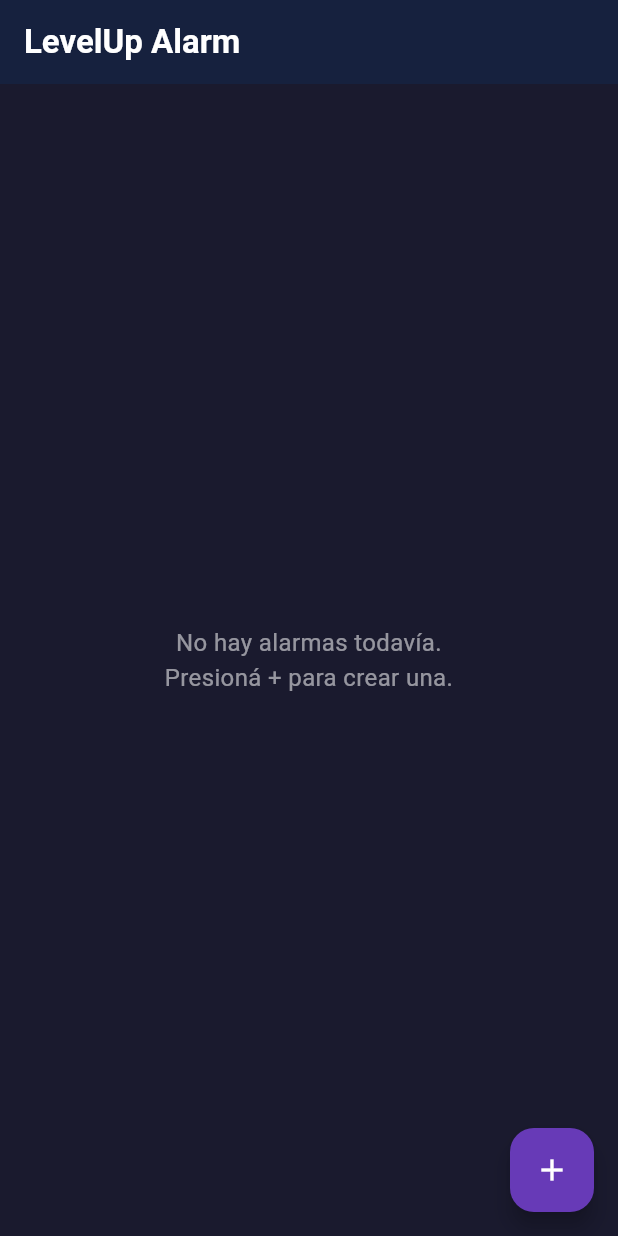
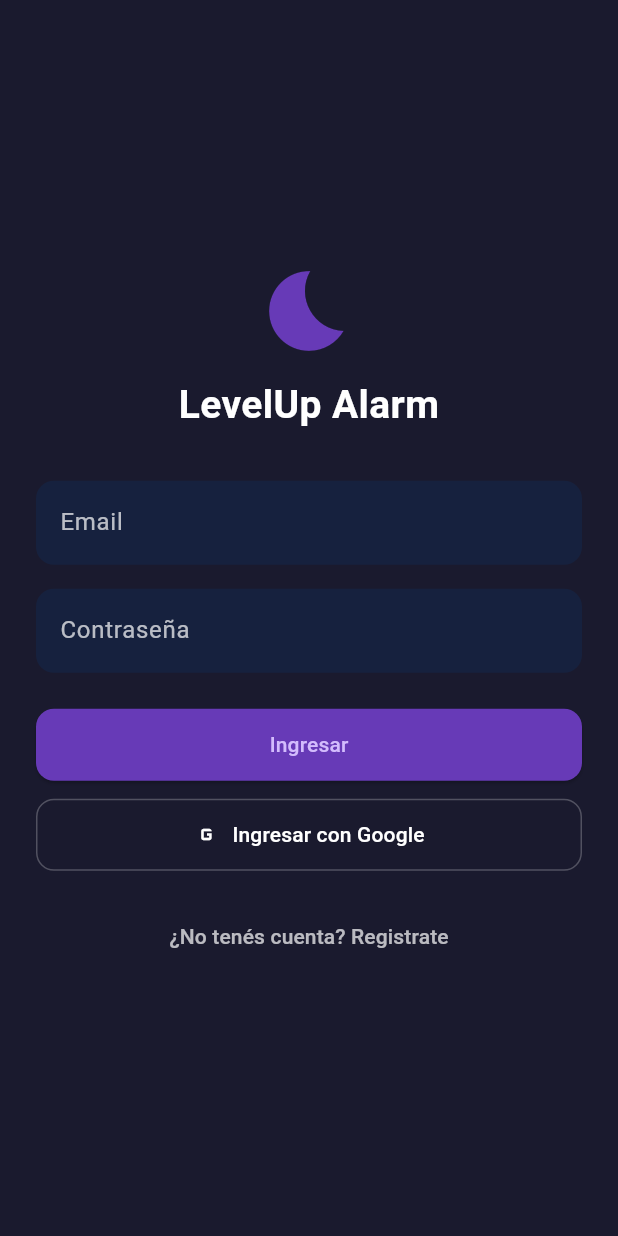
Before and after one commit to AxelMejias/App-celu, a Flutter app: the screen it shows after launch, on a phone screen of 412 x 824 dp. Run offline on Flutter 3.47's test engine with Material 3 defaults, Android fonts, the phone set to English and light mode, and no system bars; our stand-ins replace cloud_firestore, firebase_auth, firebase_core, flutter_local_notifications, google_sign_in, shared_preferences; missing offline and left inert: android_alarm_manager_plus; accounts and stored records are empty.

Commit message:
feat(C-12): Firebase auth — login, register, Google Sign-In, and AuthGate routing

```diff
--- a/lib/app.dart
+++ b/lib/app.dart
@@ -2,17 +2,24 @@
 import 'package:provider/provider.dart';
 import 'theme/app_theme.dart';
 import 'providers/alarm_provider.dart';
-import 'screens/home_screen.dart';
+import 'providers/auth_provider.dart';
 import 'screens/create_alarm_screen.dart';
 import 'screens/select_game_screen.dart';
 import 'screens/alarm_ring_screen.dart';
 import 'screens/quiz_screen.dart';
 import 'screens/success_screen.dart';
+import 'screens/login_screen.dart';
+import 'screens/register_screen.dart';
+import 'widgets/auth_gate.dart';
 
 class App extends StatelessWidget {
-  const App({super.key, this.navigatorKey});
+  const App({super.key, this.navigatorKey, this.authProviderOverride});
 
   final GlobalKey<NavigatorState>? navigatorKey;
+
+  /// Test-only hook: lets widget tests inject a fake [AuthProvider] so they
+  /// don't need a real Firebase connection just to render the app's root.
+  final AuthProvider? authProviderOverride;
 
   static const String home = '/';
   static const String createAlarm = '/create-alarm';
@@ -20,6 +27,8 @@
   static const String alarmRing = '/alarm-ring';
   static const String quiz = '/quiz';
   static const String success = '/success';
+  static const String login = '/login';
+  static const String register = '/register';
 
   static Route<dynamic> _buildRoute(RouteSettings settings) {
     Widget page;
@@ -34,8 +43,12 @@
         page = const QuizScreen();
       case success:
         page = const SuccessScreen();
+      case login:
+        page = const LoginScreen();
+      case register:
+        page = const RegisterScreen();
       default:
-        page = const HomeScreen();
+        page = const AuthGate();
     }
     return PageRouteBuilder(
       settings: settings,
@@ -61,8 +74,13 @@
 
   @override
   Widget build(BuildContext context) {
-    return ChangeNotifierProvider(
-      create: (_) => AlarmProvider(),
+    return MultiProvider(
+      providers: [
+        ChangeNotifierProvider<AlarmProvider>(create: (_) => AlarmProvider()),
+        ChangeNotifierProvider<AuthProvider>(
+          create: (_) => authProviderOverride ?? AuthProvider(),
+        ),
+      ],
       child: MaterialApp(
         navigatorKey: navigatorKey,
         title: 'LevelUp Alarm',
--- /dev/null
+++ b/lib/providers/auth_provider.dart
@@ -0,0 +1,71 @@
+import 'dart:async';
+
+// `hide AuthProvider`: firebase_auth exports its own abstract `AuthProvider`
+// (base class for GoogleAuthProvider, EmailAuthProvider, etc.) which would
+// otherwise collide with the ChangeNotifier defined in this file.
+import 'package:firebase_auth/firebase_auth.dart' hide AuthProvider;
+import 'package:flutter/foundation.dart';
+
+import '../services/auth_service.dart';
+
+/// Exposes Firebase's authentication state to the widget tree as a
+/// [ChangeNotifier]. Listens to [AuthService.authStateChanges] so any
+/// sign-in/out — from this app instance or a restored session — is reflected
+/// automatically without manual polling.
+class AuthProvider extends ChangeNotifier {
+  AuthProvider({AuthService? authService}) : _authService = authService ?? AuthService() {
+    _subscription = _authService.authStateChanges.listen(_onAuthStateChanged);
+  }
+
+  final AuthService _authService;
+  late final StreamSubscription<User?> _subscription;
+
+  User? _currentUser;
+  // Starts true: the initial Firebase auth state hasn't been resolved yet.
+  bool _isLoading = true;
+  String? _errorMessage;
+
+  User? get currentUser => _currentUser;
+  bool get isLoading => _isLoading;
+  String? get errorMessage => _errorMessage;
+
+  void _onAuthStateChanged(User? user) {
+    _currentUser = user;
+    _isLoading = false;
+    notifyListeners();
+  }
+
+  Future<void> signIn(String email, String password) => _runAuthOperation(
+        () => _authService.signIn(email, password),
+      );
+
+  Future<void> register(String email, String password, String username) => _runAuthOperation(
+        () => _authService.register(email, password, username),
+      );
+
+  Future<void> signInWithGoogle() => _runAuthOperation(
+        () => _authService.signInWithGoogle(),
+      );
+
+  Future<void> signOut() => _authService.signOut();
+
+  Future<void> _runAuthOperation(Future<void> Function() operation) async {
+    _isLoading = true;
+    _errorMessage = null;
+    notifyListeners();
+    try {
+      await operation();
+    } on AuthException catch (e) {
+      _errorMessage = e.message;
+    } finally {
+      _isLoading = false;
+      notifyListeners();
+    }
+  }
+
+  @override
+  void dispose() {
+    _subscription.cancel();
+    super.dispose();
+  }
+}
--- /dev/null
+++ b/lib/screens/login_screen.dart
@@ -0,0 +1,145 @@
+import 'package:flutter/material.dart';
+import 'package:provider/provider.dart';
+
+import '../providers/auth_provider.dart';
+import '../theme/app_theme.dart';
+import 'register_screen.dart';
+
+class LoginScreen extends StatefulWidget {
+  const LoginScreen({super.key});
+
+  @override
+  State<LoginScreen> createState() => _LoginScreenState();
+}
+
+class _LoginScreenState extends State<LoginScreen> {
+  final _formKey = GlobalKey<FormState>();
+  final _emailController = TextEditingController();
+  final _passwordController = TextEditingController();
+
+  @override
+  void dispose() {
+    _emailController.dispose();
+    _passwordController.dispose();
+    super.dispose();
+  }
+
+  void _submit(AuthProvider auth) {
+    if (_formKey.currentState?.validate() != true) return;
+    auth.signIn(_emailController.text.trim(), _passwordController.text);
+  }
+
+  InputDecoration _decoration(String label) {
+    return InputDecoration(
+      labelText: label,
+      labelStyle: const TextStyle(color: Colors.white70),
+      filled: true,
+      fillColor: AppTheme.appBar,
+      border: OutlineInputBorder(
+        borderRadius: BorderRadius.circular(12),
+        borderSide: BorderSide.none,
+      ),
+    );
+  }
+
+  @override
+  Widget build(BuildContext context) {
+    final auth = context.watch<AuthProvider>();
+
+    return Scaffold(
+      backgroundColor: AppTheme.background,
+      body: SafeArea(
+        child: Center(
+          child: SingleChildScrollView(
+            padding: const EdgeInsets.symmetric(horizontal: 24),
+            child: Form(
+              key: _formKey,
+              child: Column(
+                mainAxisSize: MainAxisSize.min,
+                crossAxisAlignment: CrossAxisAlignment.stretch,
+                children: [
+                  const Icon(Icons.bedtime, size: 64, color: Colors.deepPurple),
+                  const SizedBox(height: 12),
+                  const Text(
+                    'LevelUp Alarm',
+                    textAlign: TextAlign.center,
+                    style: TextStyle(
+                      color: Colors.white,
+                      fontSize: 26,
+                      fontWeight: FontWeight.bold,
+                    ),
+                  ),
+                  const SizedBox(height: 32),
+                  TextFormField(
+                    controller: _emailController,
+                    style: const TextStyle(color: Colors.white),
+                    keyboardType: TextInputType.emailAddress,
+                    decoration: _decoration('Email'),
+                    validator: (value) =>
+                        (value == null || value.trim().isEmpty) ? 'Ingresá tu email' : null,
+                  ),
+                  const SizedBox(height: 16),
+                  TextFormField(
+                    controller: _passwordController,
+                    style: const TextStyle(color: Colors.white),
+                    obscureText: true,
+                    decoration: _decoration('Contraseña'),
+                    validator: (value) =>
+                        (value == null || value.isEmpty) ? 'Ingresá tu contraseña' : null,
+                  ),
+                  if (auth.errorMessage != null) ...[
+                    const SizedBox(height: 16),
+                    Text(
+                      auth.errorMessage!,
+                      textAlign: TextAlign.center,
+                      style: const TextStyle(color: Colors.redAccent),
+                    ),
+                  ],
+                  const SizedBox(height: 24),
+                  ElevatedButton(
+                    onPressed: auth.isLoading ? null : () => _submit(auth),
+                    style: ElevatedButton.styleFrom(
+                      backgroundColor: Colors.deepPurple,
+                      padding: const EdgeInsets.symmetric(vertical: 14),
+                      shape: RoundedRectangleBorder(
+                        borderRadius: BorderRadius.circular(12),
+                      ),
+                    ),
+                    child: const Text('Ingresar'),
+                  ),
+                  const SizedBox(height: 12),
+                  OutlinedButton.icon(
+                    onPressed: auth.isLoading ? null : () => auth.signInWithGoogle(),
+                    icon: const Icon(Icons.g_mobiledata, color: Colors.white),
+                    label: const Text('Ingresar con Google'),
+                    style: OutlinedButton.styleFrom(
+                      foregroundColor: Colors.white,
+                      side: const BorderSide(color: Colors.white24),
+                      padding: const EdgeInsets.symmetric(vertical: 14),
+                      shape: RoundedRectangleBorder(
+                        borderRadius: BorderRadius.circular(12),
+                      ),
+                    ),
+                  ),
+                  const SizedBox(height: 20),
+                  TextButton(
+                    onPressed: () {
+                      Navigator.push(
+                        context,
+                        MaterialPageRoute(builder: (_) => const RegisterScreen()),
+                      );
+                    },
+                    child: const Text(
+                      '¿No tenés cuenta? Registrate',
+                      style: TextStyle(color: Colors.white70),
+                    ),
+                  ),
+                ],
+              ),
+            ),
+          ),
+        ),
+      ),
+    );
+  }
+}
--- /dev/null
+++ b/lib/services/auth_service.dart
@@ -0,0 +1,134 @@
+import 'package:cloud_firestore/cloud_firestore.dart';
+import 'package:firebase_auth/firebase_auth.dart';
+import 'package:google_sign_in/google_sign_in.dart';
+
+/// Thrown by [AuthService] with a user-facing, Spanish-language message so
+/// the UI layer never has to interpret raw [FirebaseAuthException] codes.
+class AuthException implements Exception {
+  AuthException(this.message);
+
+  final String message;
+
+  @override
+  String toString() => message;
+}
+
+/// Thin wrapper around `firebase_auth` (+ `google_sign_in` + `cloud_firestore`)
+/// so the rest of the app never talks to Firebase APIs directly. Dependencies
+/// are injectable to allow mocking in tests without a real Firebase project.
+class AuthService {
+  AuthService({FirebaseAuth? auth, FirebaseFirestore? firestore, GoogleSignIn? googleSignIn})
+      : _auth = auth ?? FirebaseAuth.instance,
+        _firestore = firestore ?? FirebaseFirestore.instance,
+        _googleSignIn = googleSignIn ?? GoogleSignIn();
+
+  final FirebaseAuth _auth;
+  final FirebaseFirestore _firestore;
+  final GoogleSignIn _googleSignIn;
+
+  /// Emits the current [User] (or `null`) whenever the Firebase auth state
+  /// changes, including on app start once the SDK has resolved the
+  /// persisted session.
+  Stream<User?> get authStateChanges => _auth.authStateChanges();
+
+  User? get currentUser => _auth.currentUser;
+
+  Future<void> signIn(String email, String password) async {
+    try {
+      await _auth.signInWithEmailAndPassword(email: email, password: password);
+    } on FirebaseAuthException catch (e) {
+      throw AuthException(_signInErrorMessage(e));
+    }
+  }
+
+  Future<void> register(String email, String password, String username) async {
+    try {
+      final credential = await _auth.createUserWithEmailAndPassword(
+        email: email,
+        password: password,
+      );
+      final uid = credential.user?.uid;
+      if (uid != null) {
+        await _createUserDocument(uid: uid, email: email, username: username);
+      }
+    } on FirebaseAuthException catch (e) {
+      throw AuthException(_registerErrorMessage(e));
+    }
+  }
+
+  Future<void> signInWithGoogle() async {
+    try {
+      final googleUser = await _googleSignIn.signIn();
+      if (googleUser == null) {
+        // User dismissed the account picker — not an error, just no-op.
+        return;
+      }
+      final googleAuth = await googleUser.authentication;
+      final credential = GoogleAuthProvider.credential(
+        accessToken: googleAuth.accessToken,
+        idToken: googleAuth.idToken,
+      );
+      final userCredential = await _auth.signInWithCredential(credential);
+      final user = userCredential.user;
+      if (userCredential.additionalUserInfo?.isNewUser == true && user != null) {
+        await _createUserDocument(
+          uid: user.uid,
+          email: user.email ?? '',
+          username: user.displayName ?? googleUser.displayName ?? '',
+        );
+      }
+    } on FirebaseAuthException catch (e) {
+      throw AuthException(_signInErrorMessage(e));
+    }
+  }
+
+  Future<void> signOut() async {
+    await _auth.signOut();
+    try {
+      await _googleSignIn.signOut();
+    } catch (_) {
+      // Not signed in with Google — nothing to clear.
+    }
+  }
+
+  Future<void> _createUserDocument({
+    required String uid,
+    required String email,
+    required String username,
+  }) {
+    return _firestore.collection('users').doc(uid).set({
+      'uid': uid,
+      'email': email,
+      'username': username,
+      'createdAt': FieldValue.serverTimestamp(),
+    });
+  }
+
+  String _registerErrorMessage(FirebaseAuthException e) {
+    switch (e.code) {
+      case 'email-already-in-use':
+        return 'Este email ya está en uso';
+      case 'weak-password':
+        return 'La contraseña es demasiado débil (mínimo 6 caracteres)';
+      case 'invalid-email':
+        return 'El email ingresado no es válido';
+      default:
+        return 'No se pudo completar el registro. Intentá de nuevo';
+    }
+  }
+
+  String _signInErrorMessage(FirebaseAuthException e) {
+    switch (e.code) {
+      case 'user-not-found':
+      case 'wrong-password':
+      case 'invalid-credential':
+        return 'Email o contraseña incorrectos';
+      case 'invalid-email':
+        return 'El email ingresado no es válido';
+      case 'user-disabled':
+        return 'Esta cuenta fue deshabilitada';
+      default:
+        return 'No se pudo iniciar sesión. Intentá de nuevo';
+    }
+  }
+}
--- /dev/null
+++ b/lib/widgets/auth_gate.dart
@@ -0,0 +1,31 @@
+import 'package:flutter/material.dart';
+import 'package:provider/provider.dart';
+
+import '../providers/auth_provider.dart';
+import '../screens/home_screen.dart';
+import '../screens/login_screen.dart';
+import '../theme/app_theme.dart';
+
+/// Root routing widget: watches [AuthProvider] and decides whether the app
+/// shows [LoginScreen] or [HomeScreen], reacting live to sign-in/out.
+class AuthGate extends StatelessWidget {
+  const AuthGate({super.key});
+
+  @override
+  Widget build(BuildContext context) {
+    final auth = context.watch<AuthProvider>();
+
+    if (auth.isLoading) {
+      return const Scaffold(
+        backgroundColor: AppTheme.background,
+        body: Center(child: CircularProgressIndicator()),
+      );
+    }
+
+    if (auth.currentUser != null) {
+      return const HomeScreen();
+    }
+
+    return const LoginScreen();
+  }
+}
--- a/pubspec.yaml
+++ b/pubspec.yaml
@@ -45,6 +45,10 @@
   wakelock_plus: ^1.1.4
   font_awesome_flutter: ^10.6.0
   uuid: ^4.0.0
+  firebase_core: ^3.0.0
+  firebase_auth: ^5.0.0
+  google_sign_in: ^6.2.0
+  cloud_firestore: ^5.0.0
 
 dev_dependencies:
   flutter_test:
@@ -56,6 +60,7 @@
   # package. See that file for information about deactivating specific lint
   # rules and activating additional ones.
   flutter_lints: ^6.0.0
+  mocktail: ^1.0.4
 
 # For information on the generic Dart part of this file, see the
 # following page: https://dart.dev/tools/pub/pubspec
```
Also changed, not shown: lib/main.dart (+10 -0 lines), lib/screens/register_screen.dart (added, +141 -0 lines), lib/firebase_options.dart (added), pubspec.lock, 12 other files.
